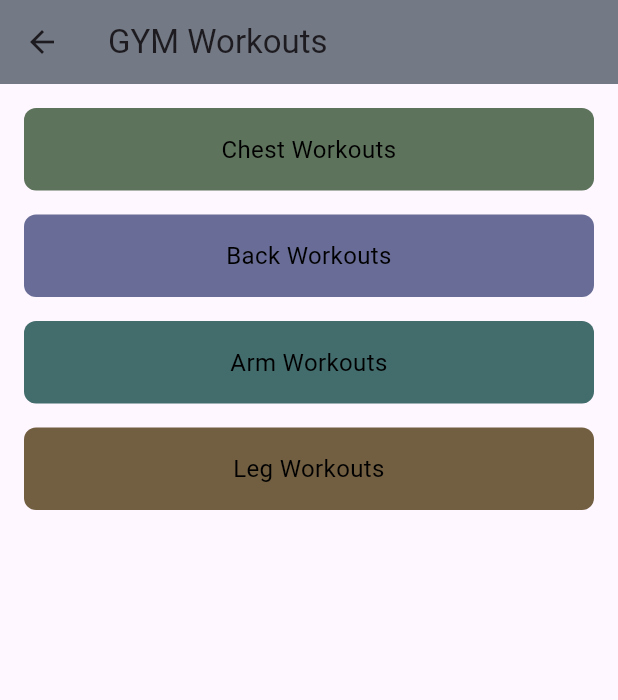
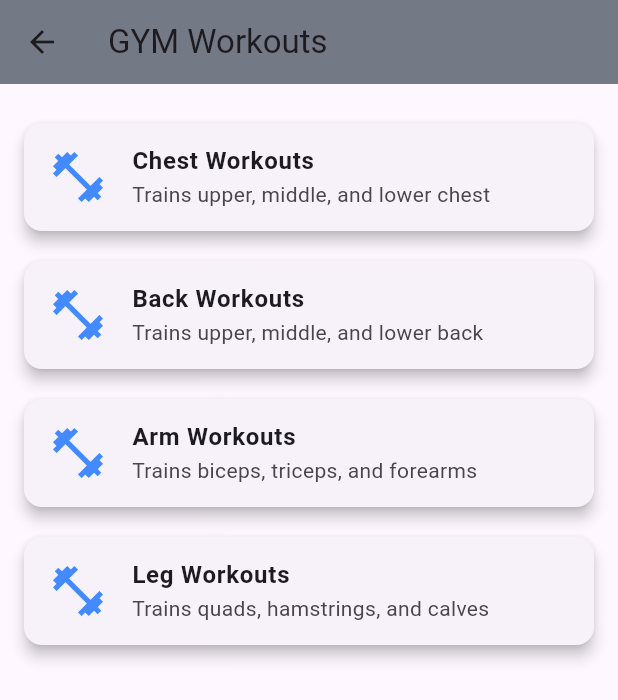
Before and after one commit to FelixJon17/UTS_MOBILEPROGRAMMING_KELOMPOK8, a Flutter app: the GymWorkoutsScreen screen opened directly, on a phone screen of 412 x 824 dp. Shown: the top 700 px of the screen. Run offline on Flutter 3.47's test engine with Material 3 defaults, Android fonts, the phone set to English and light mode, and no system bars; our stand-ins replace shared_preferences; accounts and stored records are empty.

Commit message:
ubah tampilan GYM Workouts

```diff
--- a/lib/screen/gym_workouts.dart
+++ b/lib/screen/gym_workouts.dart
@@ -25,75 +25,43 @@ class GymWorkoutsScreenState extends State<GymWorkoutsScreen> {
       ),
       body: Padding(
         padding: const EdgeInsets.all(16.0),
-        child: Column(
-          crossAxisAlignment: CrossAxisAlignment.stretch,
+        child: ListView(
           children: [
-            GestureDetector(
-              onTap: () => _onWorkoutSelected('Chest'),
-              child: Container(
-                padding: const EdgeInsets.all(16.0),
-                decoration: BoxDecoration(
-                  color: const Color.fromARGB(255, 94, 115, 92),
-                  borderRadius: BorderRadius.circular(8.0),
-                ),
-                child: const Text(
-                  'Chest Workouts',
-                  textAlign: TextAlign.center,
-                  style: TextStyle(
-                      color: Color.fromARGB(255, 0, 0, 0), fontSize: 16.0),
-                ),
-              ),
+            HomeFeatureTile(
+              icon: Icons.fitness_center,
+              title: 'Chest Workouts',
+              description: 'Trains upper, middle, and lower chest',
+              onTap: () {
+                _onWorkoutSelected('Chest');
+                // Navigate to chest workouts
+              },
             ),
-            const SizedBox(height: 16.0),
-            GestureDetector(
-              onTap: () => _onWorkoutSelected('Back'),
-              child: Container(
-                padding: const EdgeInsets.all(16.0),
-                decoration: BoxDecoration(
-                  color: const Color.fromARGB(255, 104, 108, 150),
-                  borderRadius: BorderRadius.circular(8.0),
-                ),
-                child: const Text(
-                  'Back Workouts',
-                  textAlign: TextAlign.center,
-                  style: TextStyle(
-                      color: Color.fromARGB(255, 0, 0, 0), fontSize: 16.0),
-                ),
-              ),
+            HomeFeatureTile(
+              icon: Icons.fitness_center,
+              title: 'Back Workouts',
+              description: 'Trains upper, middle, and lower back',
+              onTap: () {
+                _onWorkoutSelected('Back');
+                // Navigate to back workouts
+              },
             ),
-            const SizedBox(height: 16.0),
-            GestureDetector(
-              onTap: () => _onWorkoutSelected('Arms'),
-              child: Container(
-                padding: const EdgeInsets.all(16.0),
-                decoration: BoxDecoration(
-                  color: const Color.fromARGB(255, 67, 108, 109),
-                  borderRadius: BorderRadius.circular(8.0),
-                ),
-                child: const Text(
-                  'Arm Workouts',
-                  textAlign: TextAlign.center,
-                  style: TextStyle(
-                      color: Color.fromARGB(255, 0, 0, 0), fontSize: 16.0),
-                ),
-              ),
+            HomeFeatureTile(
+              icon: Icons.fitness_center,
+              title: 'Arm Workouts',
+              description: 'Trains biceps, triceps, and forearms',
+              onTap: () {
+                _onWorkoutSelected('Arms');
+                // Navigate to arm workouts
+              },
             ),
-            const SizedBox(height: 16.0),
-            GestureDetector(
-              onTap: () => _onWorkoutSelected('Legs'),
-              child: Container(
-                padding: const EdgeInsets.all(16.0),
-                decoration: BoxDecoration(
-                  color: const Color.fromARGB(255, 114, 94, 65),
-                  borderRadius: BorderRadius.circular(8.0),
-                ),
-                child: const Text(
-                  'Leg Workouts',
-                  textAlign: TextAlign.center,
-                  style: TextStyle(
-                      color: Color.fromARGB(255, 0, 0, 0), fontSize: 16.0),
-                ),
-              ),
+            HomeFeatureTile(
+              icon: Icons.fitness_center,
+              title: 'Leg Workouts',
+              description: 'Trains quads, hamstrings, and calves',
+              onTap: () {
+                _onWorkoutSelected('Legs');
+                // Navigate to leg workouts
+              },
             ),
           ],
         ),
@@ -101,3 +69,35 @@ class GymWorkoutsScreenState extends State<GymWorkoutsScreen> {
     );
   }
 }
+
+class HomeFeatureTile extends StatelessWidget {
+  final IconData icon;
+  final String title;
+  final String description;
+  final VoidCallback onTap;
+
+  const HomeFeatureTile({
+    super.key,
+    required this.icon,
+    required this.title,
+    required this.description,
+    required this.onTap,
+  });
+
+  @override
+  Widget build(BuildContext context) {
+    return Card(
+      elevation: 4,
+      margin: const EdgeInsets.symmetric(vertical: 10),
+      child: ListTile(
+        leading: Icon(icon, size: 40, color: Colors.blueAccent),
+        title: Text(
+          title,
+          style: const TextStyle(fontWeight: FontWeight.bold),
+        ),
+        subtitle: Text(description),
+        onTap: onTap,
+      ),
+    );
+  }
+}
```
